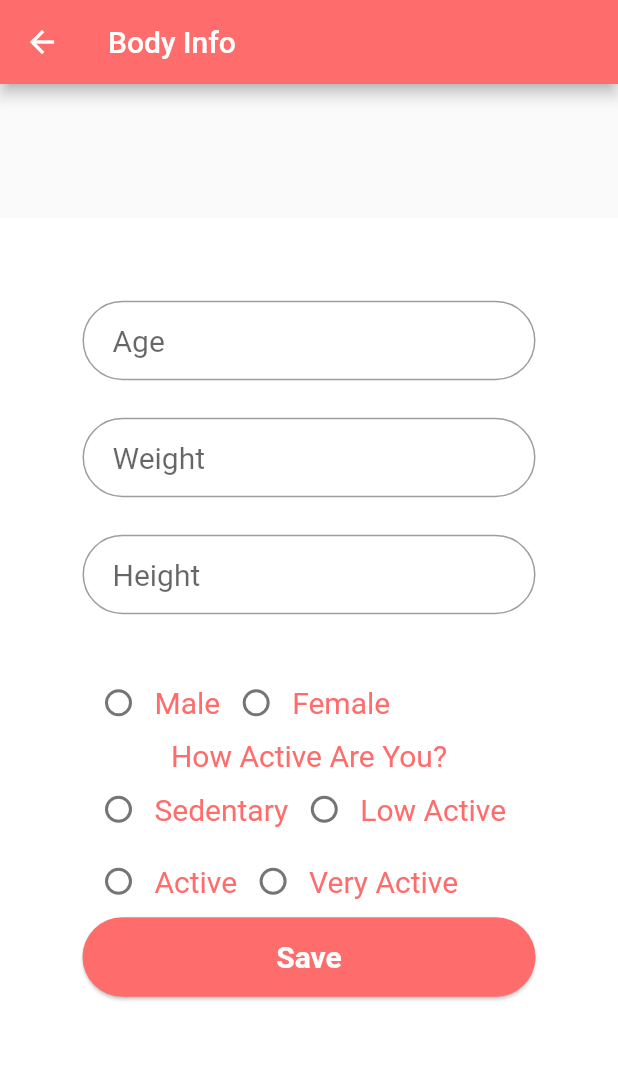
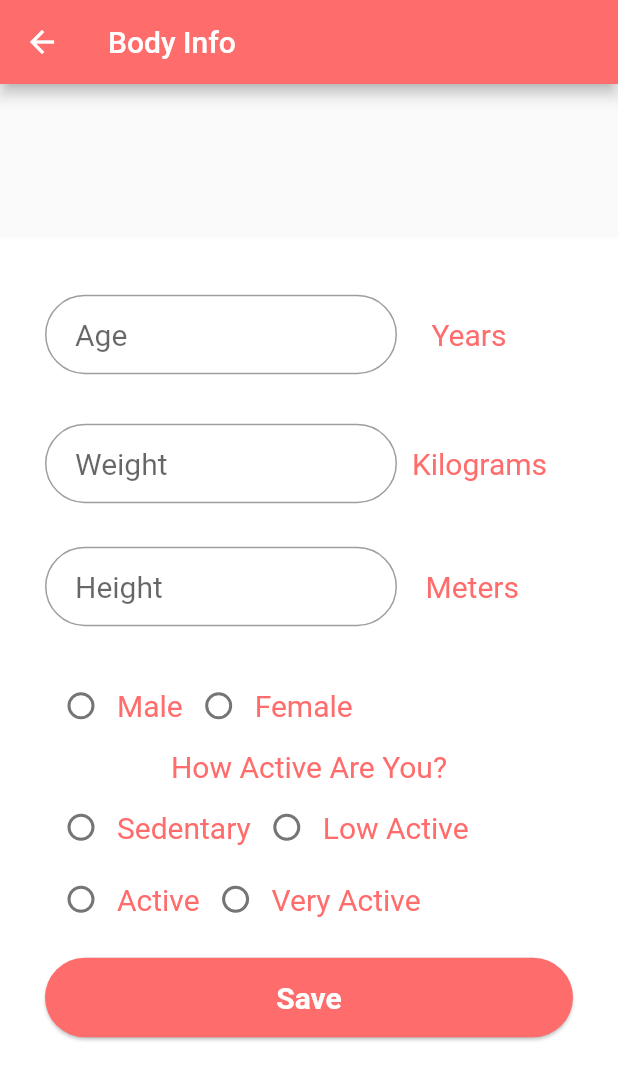
Before and after one commit to Lexfinity/CalCount-Mobile, a Flutter app: the BodyInfoPage screen opened by its route, on a phone screen of 412 x 824 dp. Shown: the top 1080 px of the screen. Run offline on Flutter 3.47's test engine with Material 2 defaults, Android fonts, the phone set to English and light mode, and no system bars; Roboto replaces fonts that are missing (Montserrat).

```diff
--- a/calcount_mobile/lib/bodyInfoPage.dart
+++ b/calcount_mobile/lib/bodyInfoPage.dart
@@ -88,20 +88,60 @@ class _bodyInfoPageState extends State<BodyInfoPage> {
             child: Container(
               color: Colors.white,
               child: Padding(
-                padding: const EdgeInsets.all(55.0),
+                padding: const EdgeInsets.all(30.0),
                 child: SingleChildScrollView(
                 child: Column(
                   crossAxisAlignment: CrossAxisAlignment.center,
                   mainAxisAlignment: MainAxisAlignment.center,
                   children: <Widget>[
-                    ageField,
+                    Row(children: <Widget>[
+                      Flexible(
+                        flex: 2,
+                        child: Container(child: ageField,),
+                        //SizedBox(height: 25.0),
+                      ),
+                      Flexible(
+                        flex: 1,
+                        child: Container(
+                        child: new Text('Years', style: style,),
+                        padding: EdgeInsets.all(23.0),),
+
+                      ),
+                    ],),
+                    //ageField,
                     SizedBox(height: 25.0),
-                    weightField,
+                    Row(children: <Widget>[
+                      Flexible(
+                        flex: 2,
+                        child: Container(child: weightField,),
+                        //SizedBox(height: 25.0),
+                      ),
+                      Flexible(
+                        flex: 1,
+                        child: Container(
+                        child: new Text('Kilograms', style: style,),
+                        padding: EdgeInsets.all(10.0),),
+
+                      ),
+                    ],),
+                    //weightField,
                     SizedBox(height: 25.0),
-                    heightField,
-                    SizedBox(
-                      height: 35.0,
-                    ),
+                    Row(children: <Widget>[
+                      Flexible(
+                        flex: 2,
+                        child: Container(child: heightField,),
+                        //SizedBox(height: 25.0),
+                      ),
+                      Flexible(
+                        flex: 1,
+                        child: Container(
+                        child: new Text('Meters', style: style,),
+                        padding: EdgeInsets.all(19.0),),
+
+                      ),
+                    ],),
+                    //heightField,
+                    SizedBox(height: 25.0,),
                      Row(
                        children: <Widget>[
                           new Radio(
@@ -126,11 +166,12 @@ class _bodyInfoPageState extends State<BodyInfoPage> {
                     ),
                        ],
                      ),
-
+                    SizedBox(height: 5.0,),
                     new Text(
                       'How Active Are You?',
                       style: style,
                     ),
+                    SizedBox(height: 5.0,),
 
                     Row(
                       children: <Widget>[
@@ -155,7 +196,6 @@ class _bodyInfoPageState extends State<BodyInfoPage> {
                       style: style,
                     ),
                     ],),
-
                     Row( children: <Widget>[
                     new Radio(
                         onChanged: (e) => selectPA(e),
@@ -179,8 +219,9 @@ class _bodyInfoPageState extends State<BodyInfoPage> {
                       style: style,
                     ),
                     ],),
+                    SizedBox(height: 15.0),
                     SaveButton,
-                    SizedBox(height: 15.0),
+
                     ],
                 ),
                 ),
--- a/calcount_mobile/lib/main_page.dart
+++ b/calcount_mobile/lib/main_page.dart
@@ -1,4 +1,5 @@
 import 'package:calcount_mobile/main.dart';
+import 'package:calcount_mobile/settingsView.dart';
 import 'package:flutter/foundation.dart';
 import 'package:flutter/material.dart';
 
@@ -12,11 +13,12 @@ class MainPage extends StatefulWidget {
 }
 
 class _MainPageState extends State<MainPage> {
-  int selectedPage = 0;
+  int selectedPage = 1;
   final pageOptions = [
     Text('Item 1'),
     Text('Item 2'),
-    Text('Item 3'),
+    settingsView(),
+    //Text('Item 3'),
   ];
 
   final Color ccColor = const Color(0xFFFF6C6C);
```
Also changed, not shown: calcount_mobile/lib/settingsView.dart (added, +40 -0 lines), calcount_mobile/lib/homeView.dart (added).
